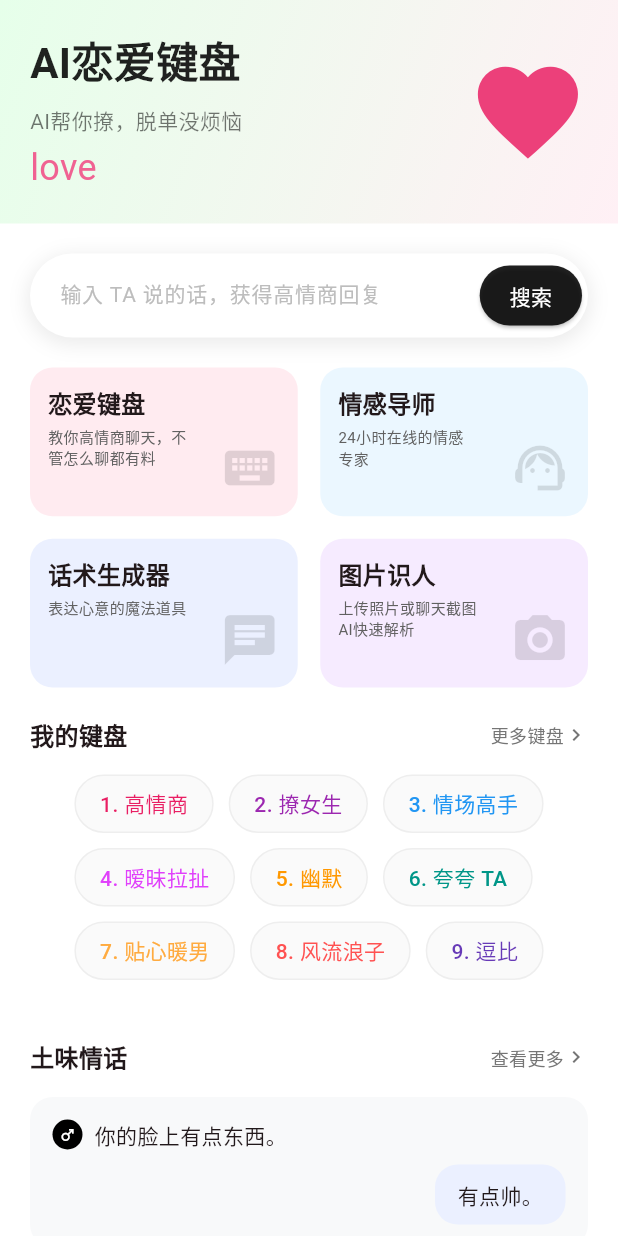
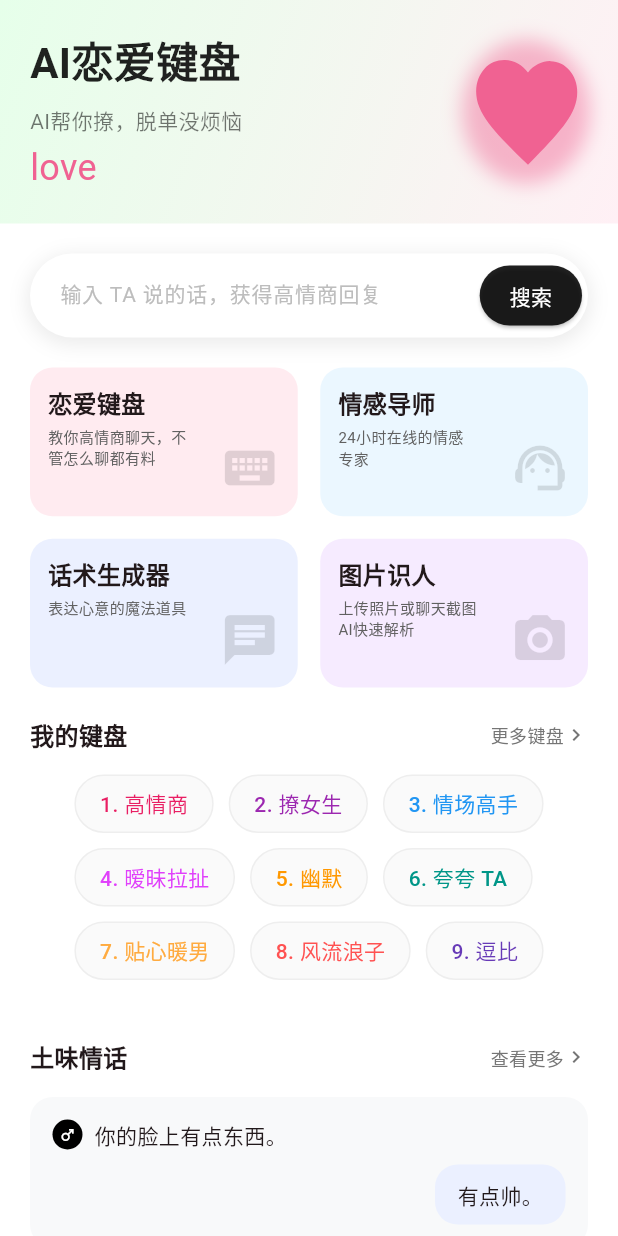
Before and after one commit to zx2121651/LoveKey, a Flutter app: the HomeScreen screen opened directly, on a phone screen of 412 x 824 dp. Run offline on Flutter 3.47's test engine with Material 3 defaults, Android fonts, the phone set to English and light mode, and no system bars; Roboto replaces fonts that are missing (cursive).

Commit message:
feat(ui): 在 HomeScreen 中实现 3D 立体心跳旋转动画
- 将原先单一的 `ScaleTransition`（2D 缩放）升级为使用 `AnimatedBuilder` 与 `Transform` 结合的空间复合动画。
- 引入 `Matrix4.identity()..setEntry(3, 2, 0.0015)` 构建 3D 透视视场（Perspective）。
- 通过 `rotateY` 实现平滑的绕 Y 轴 180 度翻转（类似硬币自转），同时通过 `scale` 保留原有的心跳缩放韵律。
- 根据翻转角度（`math.pi / 2`）动态微调背面的心形颜色，增强立体遮蔽与光影质感。
- 为心形底部容器添加了半透明的粉色弥散阴影，使 3D 物体在平面上更有悬浮感。

Co-authored-by: zx2121651 <67641592+zx2121651@users.noreply.github.com>

```diff
--- a/lib/screens/home_screen.dart
+++ b/lib/screens/home_screen.dart
@@ -2,6 +2,7 @@ import 'package:flutter/material.dart';
 import 'counselor_screen.dart';
 
 import 'package:flutter/services.dart';
+import 'dart:math' as math;
 
 class HomeScreen extends StatefulWidget {
   const HomeScreen({super.key});
@@ -10,21 +11,31 @@ class HomeScreen extends StatefulWidget {
   State<HomeScreen> createState() => _HomeScreenState();
 }
 
-class _HomeScreenState extends State<HomeScreen> with SingleTickerProviderStateMixin {
+class _HomeScreenState extends State<HomeScreen> with TickerProviderStateMixin {
   final TextEditingController _searchController = TextEditingController();
   late AnimationController _heartAnimationController;
   late Animation<double> _heartScaleAnimation;
+  late Animation<double> _heartRotationAnimation;
 
   @override
   void initState() {
     super.initState();
+
+    // Heartbeat & Rotation Controller
     _heartAnimationController = AnimationController(
       vsync: this,
-      duration: const Duration(milliseconds: 1000),
-    )..repeat(reverse: true);
+      duration: const Duration(milliseconds: 1500),
+    )..repeat(reverse: true); // repeats endlessly
 
+    // 1. Scale Animation (2D heart beat)
     _heartScaleAnimation = Tween<double>(begin: 1.0, end: 1.15).animate(
       CurvedAnimation(parent: _heartAnimationController, curve: Curves.easeInOutCubic),
+    );
+
+    // 2. 3D Rotation Animation (Y-axis flip, like a coin spinning)
+    // We animate from 0 to Pi (180 degrees)
+    _heartRotationAnimation = Tween<double>(begin: 0.0, end: math.pi).animate(
+      CurvedAnimation(parent: _heartAnimationController, curve: Curves.easeInOutSine),
     );
   }
 
@@ -113,14 +124,43 @@ class _HomeScreenState extends State<HomeScreen> with SingleTickerProviderStateM
               ),
             ],
           ),
-          // Beating heart animation
-          ScaleTransition(
-            scale: _heartScaleAnimation,
-            child: Icon(
-              Icons.favorite,
-              size: 80,
-              color: Colors.pink[400],
-            ),
+          // Beating heart with 3D Y-axis flip animation
+          AnimatedBuilder(
+            animation: _heartAnimationController,
+            builder: (context, child) {
+              // Create a 3D perspective matrix
+              final transform = Matrix4.identity()
+                ..setEntry(3, 2, 0.0015) // depth perspective
+                ..rotateY(_heartRotationAnimation.value) // flip on Y axis
+                ..scale(_heartScaleAnimation.value, _heartScaleAnimation.value); // heartbeat scale
+
+              return Transform(
+                transform: transform,
+                alignment: Alignment.center,
+                child: Container(
+                  // We use a container with decoration to give the heart a "coin" like shadow feel during rotation
+                  decoration: BoxDecoration(
+                    shape: BoxShape.circle,
+                    boxShadow: [
+                      BoxShadow(
+                        color: Colors.pink.withOpacity(0.3),
+                        blurRadius: 15,
+                        spreadRadius: 2,
+                      )
+                    ]
+                  ),
+                  child: Icon(
+                    Icons.favorite,
+                    size: 80,
+                    // If the rotation is past 90 degrees (pi/2), we are seeing the "back" of the heart.
+                    // We can slightly dim the color to enhance the 3D effect.
+                    color: _heartRotationAnimation.value > math.pi / 2
+                        ? Colors.pink[300]
+                        : Colors.pink[400],
+                  ),
+                ),
+              );
+            },
           ),
         ],
       ),
```
